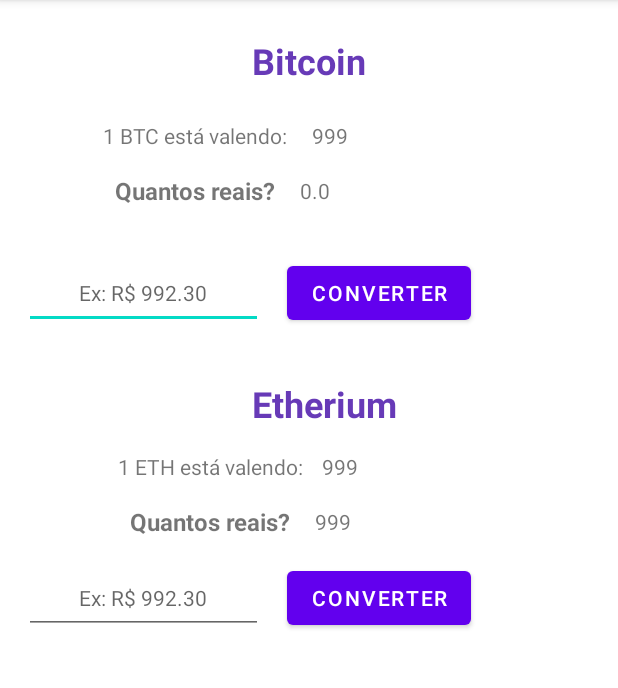
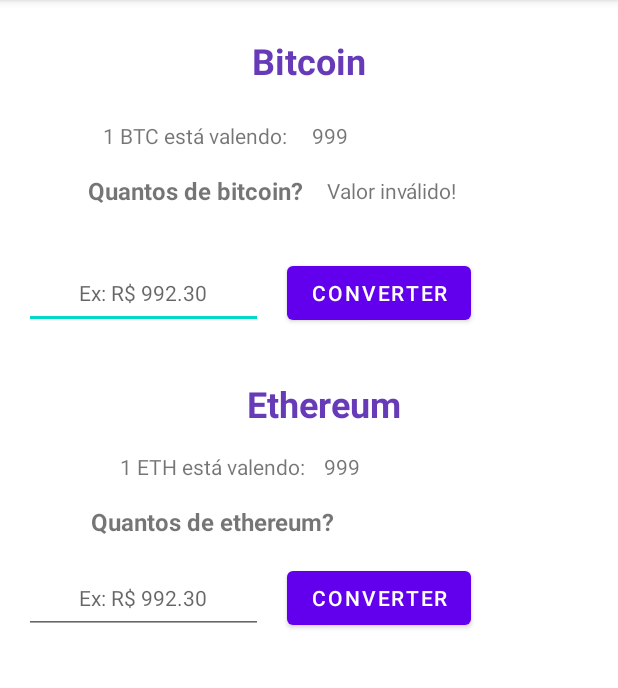
Before and after one commit to derleymad/cripto-info-app, an Android app: the screen it shows after launch (MainActivity), after a tap on "CONVERTER", on a phone screen of 412 x 824 dp, the part 84-772 px from its top. Run offline under Robolectric (Android 15) with nearby library versions, the phone set to English and light mode, and no system bars; network calls fail.

Commit message:
both button working properly, converter added

```diff
--- a/app/src/main/java/me/dio/cripto_info_app/MainActivity.kt
+++ b/app/src/main/java/me/dio/cripto_info_app/MainActivity.kt
@@ -1,15 +1,16 @@
 package me.dio.cripto_info_app
 
+import android.content.res.ColorStateList
 import android.graphics.Color
 import androidx.appcompat.app.AppCompatActivity
 import android.os.Bundle
+import android.provider.CalendarContract
 import android.view.View
 import android.widget.Button
 import android.widget.EditText
 import android.widget.TextView
 import org.json.JSONObject
 import java.net.URL
-import java.util.*
 import javax.net.ssl.HttpsURLConnection
 
 class MainActivity : AppCompatActivity() {
@@ -18,7 +19,12 @@ class MainActivity : AppCompatActivity() {
     private lateinit var sinalBTC: TextView
     private lateinit var sinalETH: TextView
     private lateinit var converterBTC: TextView
+    private lateinit var converterETH: TextView
     private lateinit var inputBTC: EditText
+    private lateinit var inputETH: EditText
+    private lateinit var btnBTC: Button
+    private lateinit var btnETH: Button
+
 
 
     override fun onCreate(savedInstanceState: Bundle?) {
@@ -26,20 +32,30 @@ class MainActivity : AppCompatActivity() {
         setContentView(R.layout.activity_main)
 
 
-        resultBTC = findViewById<TextView>(R.id.priceBTC)
-        resultETH = findViewById<TextView>(R.id.priceETH)
-        sinalBTC = findViewById<TextView>(R.id.sinalBTC)
-        sinalETH = findViewById<TextView>(R.id.sinalETH)
-        converterBTC = findViewById<TextView>(R.id.converterBTC)
+        resultBTC = findViewById<TextView>(R.id.priceBTC)//LABEL
+        resultETH = findViewById<TextView>(R.id.priceETH)//LABEL
+        sinalBTC = findViewById<TextView>(R.id.sinalBTC)//LABEL
+        sinalETH = findViewById<TextView>(R.id.sinalETH)//LABEL
+        converterBTC = findViewById<TextView>(R.id.converterBTC) //LABEL
+        converterETH = findViewById<TextView>(R.id.converterETH) //LABEL
 
-        inputBTC = findViewById<EditText>(R.id.inputBTC)
-        var btnBTC = findViewById<Button>(R.id.btnBTC)
+
+
+        inputBTC = findViewById<EditText>(R.id.inputBTC) //INPUT BTC
+        inputETH = findViewById<EditText>(R.id.inputETH) //INPUT ETH
+        btnBTC = findViewById<Button>(R.id.btnBTC) //BUTTOM BTC
+        btnETH = findViewById<Button>(R.id.btnETH) //BUTTOM ETH
+
+
+        getBTCvalue()
+        getETHvalue()
 
         btnBTC.setOnClickListener {
-            calcular()
+            calculateBTC()
         }
-        getBTCvalue()
-        getETHvalue()
+        btnETH.setOnClickListener {
+            calculateETH()
+        }
   }
     private fun getBTCvalue(){
         Thread{
@@ -73,14 +89,14 @@ class MainActivity : AppCompatActivity() {
                     }
 
                     //resultBTC.text = "R$ ${resBTC.toString().format(2)} "
-                    resultBTC.text = "R$ ${String.format("%.2f",resBTC)}"
+                    resultBTC.text = " ${String.format("%.2f",resBTC)}"
                 }
             }finally {
                 conBTC.disconnect()
             }
         }.start()
+    }
 
-    }
     private fun getETHvalue(){
 
         Thread{
@@ -102,7 +118,7 @@ class MainActivity : AppCompatActivity() {
                 runOnUiThread { //ETH
 
                     val resETH = objETH.getJSONObject("ticker").getDouble("last")
-                    resultETH.text = "R$ ${String.format("%.2f",resETH)}"
+                    resultETH.text = "${String.format("%.2f",resETH)}"
 
                     if (total>0){
                         sinalETH.visibility = View.VISIBLE
@@ -118,11 +134,40 @@ class MainActivity : AppCompatActivity() {
                 conETH.disconnect()
             }
         }.start()
+    }
 
+    private fun calculateBTC(){
+        val value = inputBTC.text.toString()
+        if (value.isEmpty() || value.equals(".")){
+            converterBTC.text = "Valor inválido!"
+            converterBTC.visibility = View.VISIBLE
+            return
+        }
+        Thread{
+            val num = value.toDouble()
+            val total = num.div(resultBTC.text.toString().replace(",",".").toDouble())
+            runOnUiThread {
+                converterBTC.text = "${String.format("%.4f",total)}"
+                converterBTC.visibility = View.VISIBLE
+            }
+        }.start()
     }
-    private fun calcular(){
-       val num = inputBTC.text.toString().toDouble()
-       val total = num.div(resultBTC.text.toString().toDouble())
-        converterBTC.text = total.toString()
-    }
+
+    private fun calculateETH() {
+        val value = inputETH.text.toString()
+        if (value.isEmpty() || value.equals(".")){
+            converterETH.text = "Valor inválido!"
+            converterETH.visibility = View.VISIBLE
+            return
+        }
+        Thread{
+            val num = value.toDouble()
+            val total = num.div(resultETH.text.toString().replace(",",".").toDouble())
+            runOnUiThread {
+                converterETH.text = "${String.format("%.4f",total)}"
+                converterETH.visibility = View.VISIBLE
+            }
+        }.start()
+        }
+
 }
--- a/app/src/main/res/layout/activity_main.xml
+++ b/app/src/main/res/layout/activity_main.xml
@@ -36,7 +36,7 @@
         android:layout_width="wrap_content"
         android:layout_height="wrap_content"
         android:layout_marginTop="196dp"
-        android:text="Etherium"
+        android:text="Ethereum"
         android:textColor="#673AB7"
         android:textSize="24sp"
         android:textStyle="bold"
@@ -83,7 +83,7 @@
         android:layout_height="wrap_content"
         android:layout_marginStart="16dp"
         android:layout_marginTop="16dp"
-        android:text="Quantos reais?"
+        android:text="Quantos de bitcoin?"
         android:textSize="16sp"
         android:textStyle="bold"
         app:layout_constraintEnd_toEndOf="@+id/textView3"
@@ -96,7 +96,7 @@
         android:layout_height="wrap_content"
         android:layout_marginStart="16dp"
         android:layout_marginTop="16dp"
-        android:text="Quantos reais?"
+        android:text="Quantos de ethereum?"
         android:textSize="16sp"
         android:textStyle="bold"
         app:layout_constraintEnd_toEndOf="@+id/tvEtherium"
@@ -185,11 +185,12 @@
         app:layout_constraintTop_toTopOf="@+id/tvEtherium" />
 
     <TextView
-        android:id="@+id/textView14"
+        android:id="@+id/converterETH"
         android:layout_width="wrap_content"
         android:layout_height="wrap_content"
         android:layout_marginStart="16dp"
         android:text="999"
+        android:visibility="gone"
         app:layout_constraintBottom_toBottomOf="@+id/textView13"
         app:layout_constraintStart_toEndOf="@+id/textView13"
         app:layout_constraintTop_toTopOf="@+id/textView13" />
@@ -200,6 +201,7 @@
         android:layout_height="wrap_content"
         android:layout_marginStart="16dp"
         android:text="999"
+        android:visibility="gone"
         app:layout_constraintBottom_toBottomOf="@+id/textView6"
         app:layout_constraintEnd_toEndOf="parent"
         app:layout_constraintHorizontal_bias="0.0"
```
